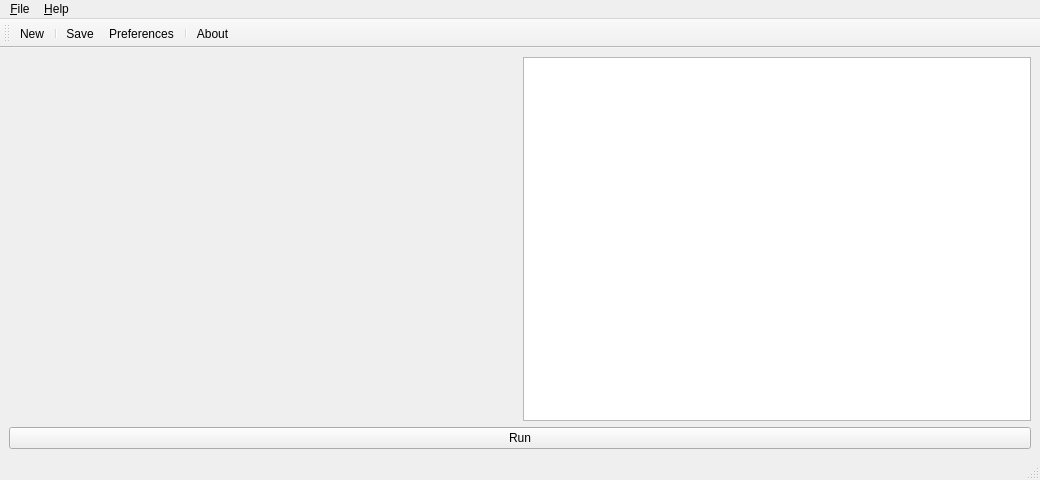
This is graphs/ui/main_window.ui in zexUlt/masters_python as Qt 5 draws it before an edit. The edited form follows.
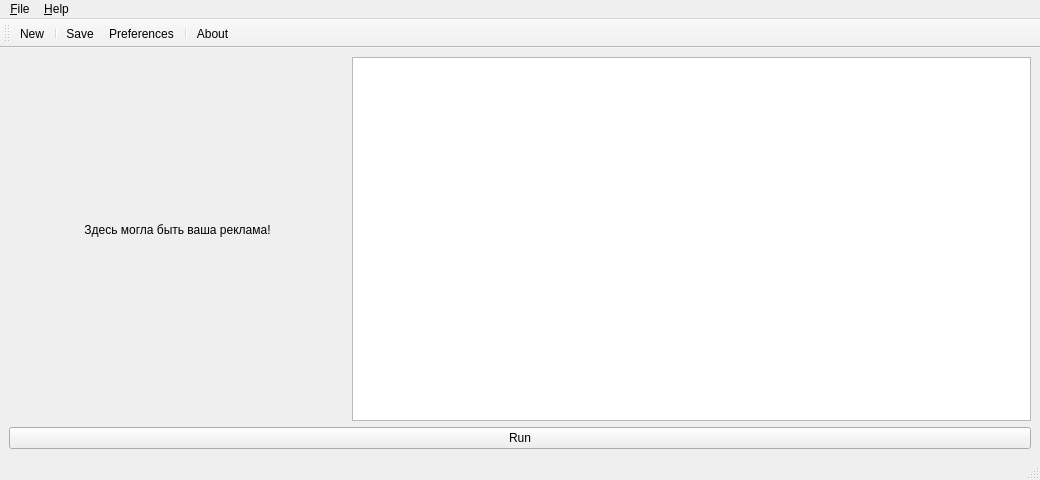
This is the edited form. Icons and pictures are not drawn.

The edit to the form file:
```diff
--- a/graphs/ui/main_window.ui
+++ b/graphs/ui/main_window.ui
@@ -18,13 +18,28 @@
   </property>
   <property name="minimumSize">
    <size>
-    <width>640</width>
+    <width>1040</width>
+    <height>480</height>
+   </size>
+  </property>
+  <property name="maximumSize">
+   <size>
+    <width>1040</width>
     <height>480</height>
    </size>
   </property>
   <property name="windowTitle">
    <string>KevinBaconer2000</string>
   </property>
+  <property name="toolButtonStyle">
+   <enum>Qt::ToolButtonIconOnly</enum>
+  </property>
+  <property name="tabShape">
+   <enum>QTabWidget::Rounded</enum>
+  </property>
+  <property name="unifiedTitleAndToolBarOnMac">
+   <bool>false</bool>
+  </property>
   <widget class="QWidget" name="centralwidget">
    <property name="sizePolicy">
     <sizepolicy hsizetype="Expanding" vsizetype="Expanding">
@@ -33,24 +48,106 @@
     </sizepolicy>
    </property>
    <layout class="QGridLayout" name="gridLayout">
-    <item row="4" column="0" colspan="2">
+    <item row="7" column="0" colspan="3">
      <widget class="QPushButton" name="runBtn">
       <property name="text">
        <string>Run</string>
       </property>
      </widget>
     </item>
-    <item row="0" column="1">
-     <widget class="QTextBrowser" name="textBrowser">
+    <item row="0" column="0">
+     <layout class="QVBoxLayout" name="adsLayout">
+      <property name="sizeConstraint">
+       <enum>QLayout::SetMaximumSize</enum>
+      </property>
+      <item>
+       <spacer name="verticalSpacer">
+        <property name="orientation">
+         <enum>Qt::Vertical</enum>
+        </property>
+        <property name="sizeType">
+         <enum>QSizePolicy::Expanding</enum>
+        </property>
+        <property name="sizeHint" stdset="0">
+         <size>
+          <width>20</width>
+          <height>174</height>
+         </size>
+        </property>
+       </spacer>
+      </item>
+      <item>
+       <widget class="QLabel" name="ads">
+        <property name="sizePolicy">
+         <sizepolicy hsizetype="Preferred" vsizetype="Preferred">
+          <horstretch>0</horstretch>
+          <verstretch>0</verstretch>
+         </sizepolicy>
+        </property>
+        <property name="frameShape">
+         <enum>QFrame::NoFrame</enum>
+        </property>
+        <property name="text">
+         <string>Здесь могла быть ваша реклама!</string>
+        </property>
+        <property name="scaledContents">
+         <bool>true</bool>
+        </property>
+        <property name="alignment">
+         <set>Qt::AlignCenter</set>
+        </property>
+        <property name="wordWrap">
+         <bool>false</bool>
+        </property>
+        <property name="margin">
+         <number>0</number>
+        </property>
+        <property name="indent">
+         <number>-1</number>
+        </property>
+       </widget>
+      </item>
+      <item>
+       <spacer name="verticalSpacer_2">
+        <property name="orientation">
+         <enum>Qt::Vertical</enum>
+        </property>
+        <property name="sizeType">
+         <enum>QSizePolicy::Expanding</enum>
+        </property>
+        <property name="sizeHint" stdset="0">
+         <size>
+          <width>20</width>
+          <height>174</height>
+         </size>
+        </property>
+       </spacer>
+      </item>
+     </layout>
+    </item>
+    <item row="0" column="1" rowspan="4" colspan="2">
+     <widget class="QTextEdit" name="resultTextArea">
       <property name="sizePolicy">
        <sizepolicy hsizetype="Preferred" vsizetype="Preferred">
         <horstretch>0</horstretch>
         <verstretch>0</verstretch>
        </sizepolicy>
       </property>
+      <property name="frameShape">
+       <enum>QFrame::StyledPanel</enum>
+      </property>
+      <property name="frameShadow">
+       <enum>QFrame::Plain</enum>
+      </property>
       <property name="autoFormatting">
        <set>QTextEdit::AutoAll</set>
       </property>
+      <property name="lineWrapMode">
+       <enum>QTextEdit::WidgetWidth</enum>
+      </property>
+      <property name="readOnly">
+       <bool>true</bool>
+      </property>
      </widget>
     </item>
    </layout>
```
